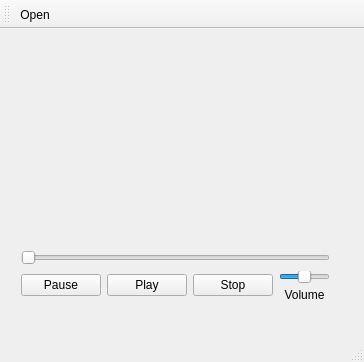
The window that src/qt-project/player.ui (QianqianQ/Cplusplus-Project-Media-Player) describes before a commit, drawn with Qt 5.
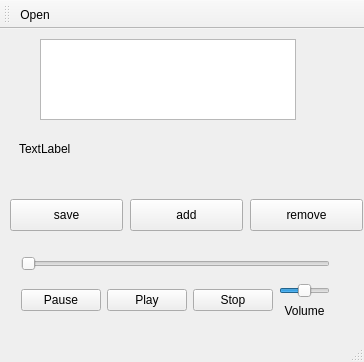
The same window after the commit. Icons and pictures are not drawn.

What changed in the file:
```diff
--- a/src/qt-project/player.ui
+++ b/src/qt-project/player.ui
@@ -14,13 +14,13 @@
    <string>Media Player</string>
   </property>
   <widget class="QWidget" name="centralWidget">
-   <widget class="QWidget" name="">
+   <widget class="QWidget" name="layoutWidget">
     <property name="geometry">
      <rect>
       <x>10</x>
       <y>210</y>
       <width>331</width>
-      <height>72</height>
+      <height>97</height>
      </rect>
     </property>
     <layout class="QGridLayout" name="gridLayout">
@@ -90,6 +90,68 @@
      </item>
     </layout>
    </widget>
+   <widget class="QListWidget" name="listWidget">
+    <property name="geometry">
+     <rect>
+      <x>40</x>
+      <y>10</y>
+      <width>256</width>
+      <height>81</height>
+     </rect>
+    </property>
+   </widget>
+   <widget class="QPushButton" name="save">
+    <property name="geometry">
+     <rect>
+      <x>10</x>
+      <y>170</y>
+      <width>113</width>
+      <height>32</height>
+     </rect>
+    </property>
+    <property name="text">
+     <string>save</string>
+    </property>
+   </widget>
+   <widget class="QPushButton" name="add">
+    <property name="geometry">
+     <rect>
+      <x>130</x>
+      <y>170</y>
+      <width>113</width>
+      <height>32</height>
+     </rect>
+    </property>
+    <property name="text">
+     <string>add</string>
+    </property>
+   </widget>
+   <widget class="QPushButton" name="remove">
+    <property name="geometry">
+     <rect>
+      <x>250</x>
+      <y>170</y>
+      <width>113</width>
+      <height>32</height>
+     </rect>
+    </property>
+    <property name="text">
+     <string>remove</string>
+    </property>
+   </widget>
+   <widget class="QLabel" name="currentSong">
+    <property name="geometry">
+     <rect>
+      <x>19</x>
+      <y>110</y>
+      <width>281</width>
+      <height>20</height>
+     </rect>
+    </property>
+    <property name="text">
+     <string>TextLabel</string>
+    </property>
+   </widget>
   </widget>
   <widget class="QMenuBar" name="menuBar">
    <property name="geometry">
```
Left out of the diff: 2 changed lines with no effect on the pictures.
